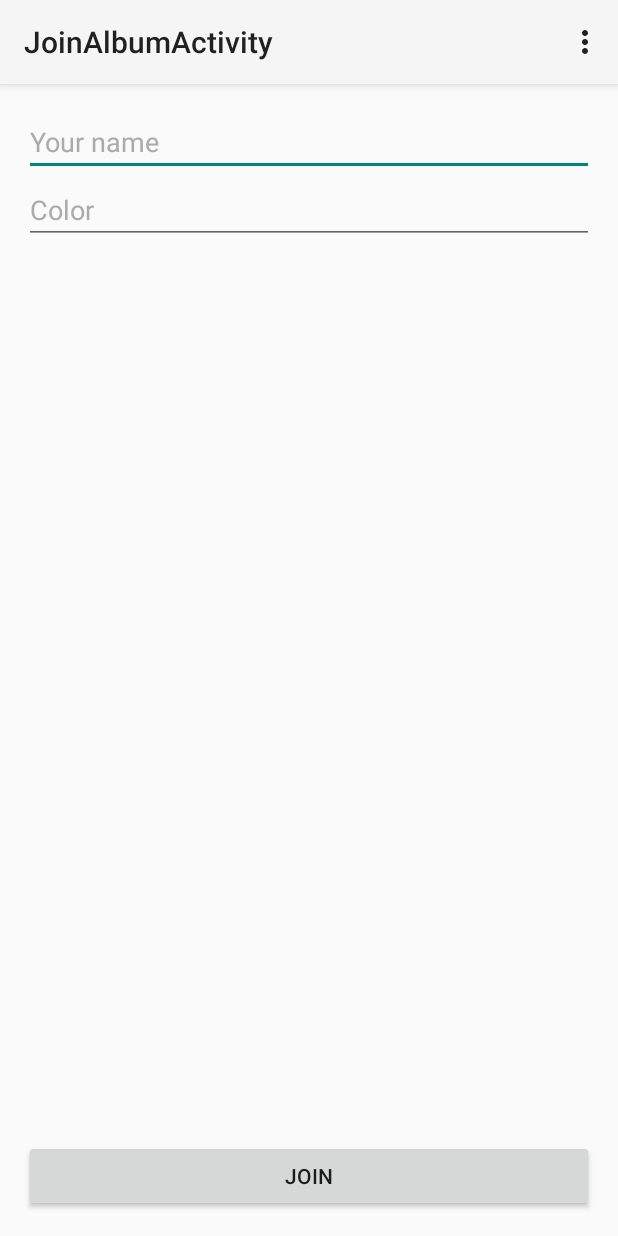
After one commit to mamonateam/FlickMeIn, an Android app: the JoinAlbumActivity screen opened directly, with no data from a screen before it, on a phone screen of 412 x 824 dp. The commit adds this screen. Run offline under Robolectric (Android 15) with nearby library versions, the light colour scheme and no system bars.

Commit message:
join album

```diff
--- /dev/null
+++ b/app/src/main/java/com/codepath/apps/flickmein/JoinAlbumActivity.java
@@ -0,0 +1,66 @@
+package com.codepath.apps.flickmein;
+
+import android.content.Intent;
+import android.support.v4.app.FragmentTransaction;
+import android.support.v7.app.ActionBarActivity;
+import android.os.Bundle;
+import android.view.Menu;
+import android.view.MenuItem;
+import android.view.View;
+
+import com.codepath.apps.flickmein.fragments.UserInfoFormFragment;
+import com.codepath.apps.flickmein.models.AlbumContributor;
+import com.codepath.apps.flickmein.models.AuthorizedAlbum;
+
+
+public class JoinAlbumActivity extends ActionBarActivity {
+
+    private AuthorizedAlbum album;
+
+    private UserInfoFormFragment userFragment;
+
+    @Override
+    protected void onCreate(Bundle savedInstanceState) {
+        super.onCreate(savedInstanceState);
+        album = (AuthorizedAlbum) getIntent().getSerializableExtra("album");
+        setContentView(R.layout.activity_join_album);
+
+        FragmentTransaction ft = getSupportFragmentManager().beginTransaction();
+        AuthorizedAlbum album = (AuthorizedAlbum) getIntent().getSerializableExtra("album");
+        userFragment = new UserInfoFormFragment();
+        ft.replace(R.id.flContributor, userFragment);
+        ft.commit();
+    }
+
+    @Override
+    public boolean onCreateOptionsMenu(Menu menu) {
+        // Inflate the menu; this adds items to the action bar if it is present.
+        getMenuInflater().inflate(R.menu.menu_join_album, menu);
+        return true;
+    }
+
+    @Override
+    public boolean onOptionsItemSelected(MenuItem item) {
+        // Handle action bar item clicks here. The action bar will
+        // automatically handle clicks on the Home/Up button, so long
+        // as you specify a parent activity in AndroidManifest.xml.
+        int id = item.getItemId();
+
+        //noinspection SimplifiableIfStatement
+        if (id == R.id.action_settings) {
+            return true;
+        }
+
+        return super.onOptionsItemSelected(item);
+    }
+
+    public void joinAlbum(View view) {
+        AlbumContributor contributor = userFragment.getAlbumContributor();
+        contributor.save();
+        album.setContributor(contributor);
+        album.save();
+        Intent i = new Intent(this, AlbumActivity.class);
+        i.putExtra("album", album);
+        startActivity(i);
+    }
+}
--- a/app/src/main/java/com/codepath/apps/flickmein/MainActivity.java
+++ b/app/src/main/java/com/codepath/apps/flickmein/MainActivity.java
@@ -52,7 +52,6 @@ public class MainActivity extends ActionBarActivity {
         Intent i = new Intent(this, AlbumActivity.class);
         AuthorizedAlbum album = AuthorizedAlbum.getAll().get(0);
         i.putExtra("album", album);
-        // ToDo: we need to pass the oauth token to this call to make it available for not signed in users...
         startActivity(i);
     }
 
@@ -61,8 +60,11 @@ public class MainActivity extends ActionBarActivity {
         IntentResult scanResult = IntentIntegrator.parseActivityResult(requestCode, resultCode, intent);
         if (scanResult != null && scanResult.getContents() != null) {
             AuthorizedAlbum album = AuthorizedAlbum.fromQRInfo(scanResult.getContents());
-            album.save();
             Log.d("QRParse", album.toString());
+            // Go to JoinAlbumActivity
+            Intent i = new Intent(this, JoinAlbumActivity.class);
+            i.putExtra("album", album);
+            startActivity(i);
         } else {
             Toast.makeText(this, "Could not capture any QR", Toast.LENGTH_LONG).show();
         }
--- /dev/null
+++ b/app/src/main/res/layout/activity_join_album.xml
@@ -0,0 +1,29 @@
+<RelativeLayout xmlns:android="http://schemas.android.com/apk/res/android"
+    xmlns:tools="http://schemas.android.com/tools" android:layout_width="match_parent"
+    android:layout_height="match_parent" android:paddingLeft="@dimen/activity_horizontal_margin"
+    android:paddingRight="@dimen/activity_horizontal_margin"
+    android:paddingTop="@dimen/activity_vertical_margin"
+    android:paddingBottom="@dimen/activity_vertical_margin"
+    tools:context="com.codepath.apps.flickmein.JoinAlbumActivity">
+
+    <FrameLayout
+        android:layout_width="fill_parent"
+        android:layout_height="fill_parent"
+        android:layout_alignParentTop="true"
+        android:layout_alignParentLeft="true"
+        android:layout_alignParentStart="true"
+        android:id="@+id/flContributor"
+        android:layout_above="@+id/btnJoin"></FrameLayout>
+
+    <Button
+        android:layout_width="wrap_content"
+        android:layout_height="wrap_content"
+        android:text="Join"
+        android:id="@+id/btnJoin"
+        android:layout_alignParentBottom="true"
+        android:layout_alignParentLeft="true"
+        android:layout_alignParentStart="true"
+        android:layout_alignParentRight="true"
+        android:layout_alignParentEnd="true"
+        android:onClick="joinAlbum" />
+</RelativeLayout>
--- /dev/null
+++ b/app/src/main/res/menu/menu_join_album.xml
@@ -0,0 +1,7 @@
+<menu xmlns:android="http://schemas.android.com/apk/res/android"
+    xmlns:app="http://schemas.android.com/apk/res-auto"
+    xmlns:tools="http://schemas.android.com/tools"
+    tools:context="com.codepath.apps.flickmein.JoinAlbumActivity">
+    <item android:id="@+id/action_settings" android:title="@string/action_settings"
+        android:orderInCategory="100" app:showAsAction="never" />
+</menu>
--- a/app/src/main/res/values/strings.xml
+++ b/app/src/main/res/values/strings.xml
@@ -10,5 +10,6 @@
     <string name="title_activity_main">Flick me in</string>
     <string name="title_activity_album">Album</string>
     <string name="action_qr">QR</string>
+    <string name="title_activity_join_album">JoinAlbumActivity</string>
 
 </resources>
```
Also changed, not shown: app/src/main/AndroidManifest.xml (+16 -14 lines), app/src/main/java/com/codepath/apps/flickmein/models/AlbumContributor.java (+15 -1 lines), app/src/main/java/com/codepath/apps/flickmein/models/AuthorizedAlbum.java (+11 -0 lines).
